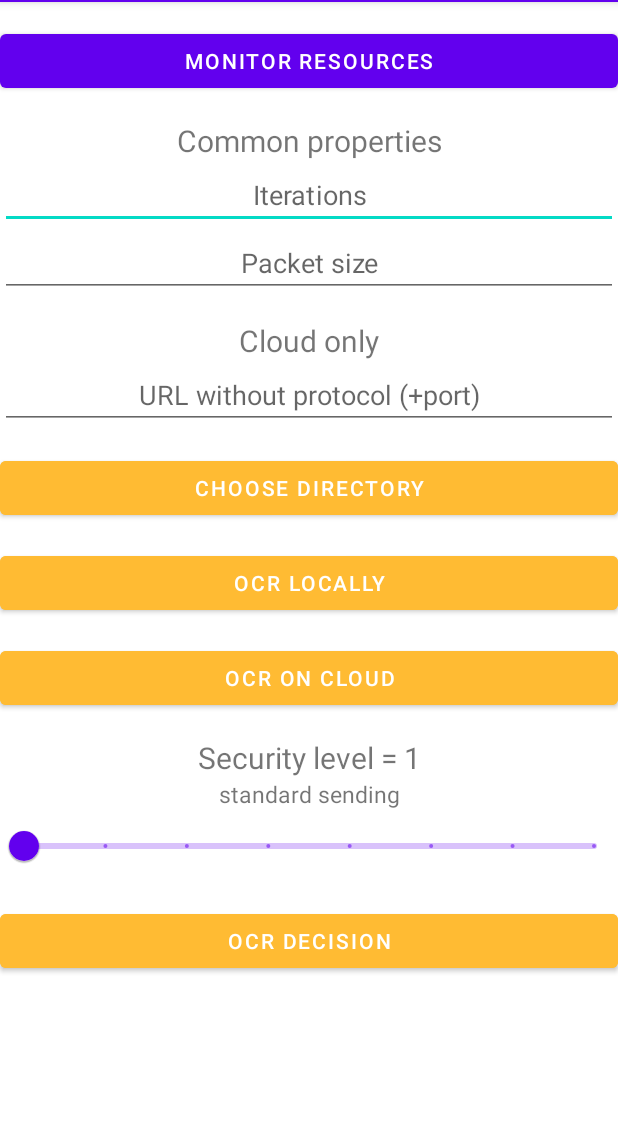
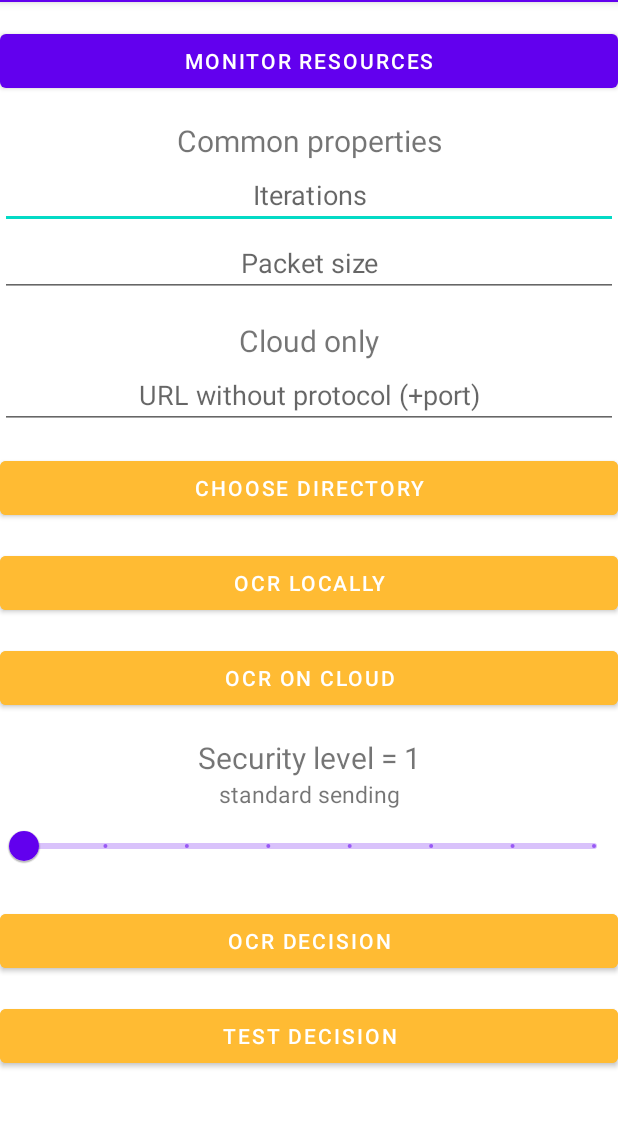
Before and after one commit to wolski0420/MobileSystemOCR, an Android app: the screen it shows after launch (MainActivity), on a phone screen of 412 x 824 dp, the part 82-1209 px from its top. Run offline under Robolectric (Android 15) with nearby library versions, the phone set to English and light mode, and no system bars; libraries missing offline, so code that uses them is left out: ai.onnxruntime, com.github.doyaaaaaken.kotlincsv, com.googlecode.tesseract; 2 statements that could not run were skipped.

Commit message:
New button and function for testing

```diff
--- a/app/src/main/res/layout/activity_main.xml
+++ b/app/src/main/res/layout/activity_main.xml
@@ -124,4 +124,14 @@
         android:text="@string/ocr_decision"
         android:textAlignment="center" />
 
+    <Button
+        android:id="@+id/test_decision_button"
+        android:layout_width="match_parent"
+        android:layout_height="wrap_content"
+        android:layout_marginTop="15sp"
+        android:backgroundTint="@android:color/holo_orange_light"
+        android:onClick="testDecision"
+        android:text="@string/test_decision"
+        android:textAlignment="center" />
+
 </LinearLayout>
--- a/app/src/main/res/values/strings.xml
+++ b/app/src/main/res/values/strings.xml
@@ -23,4 +23,5 @@
     <string name="security_level">Security level = </string>
     <string name="security_description">standard sending</string>
     <string name="ocr_decision">OCR decision</string>
+    <string name="test_decision">Test decision</string>
 </resources>
```
Also changed, not shown: app/src/main/java/com/example/ocr/CSVFileService.kt (+16 -0 lines), app/src/main/java/com/example/ocr/MainActivity.kt (+46 -16 lines).
